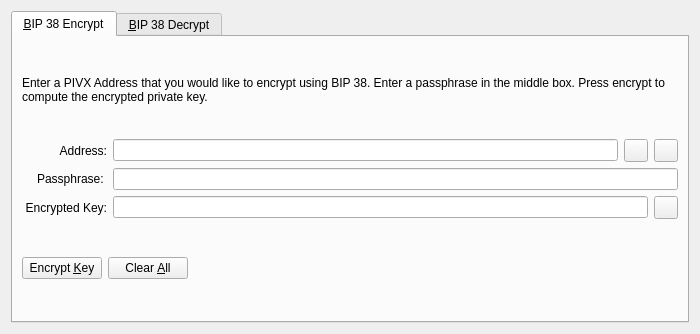
Old version of the form src/qt/forms/bip38tooldialog.ui in the repository Samsufi/galerians.
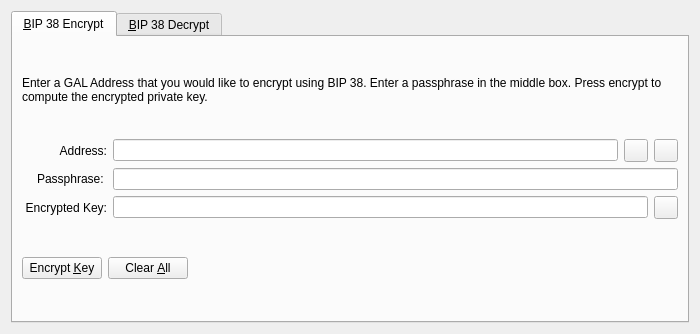
New version of the form. The open tabs and pages were chosen to show the change. Icons and pictures are not drawn. Custom widgets are drawn as their Qt base class.

Patch:
```diff
--- a/src/qt/forms/bip38tooldialog.ui
+++ b/src/qt/forms/bip38tooldialog.ui
@@ -30,7 +30,7 @@
        <item>
         <widget class="QLabel" name="infoLabel_ENC">
          <property name="text">
-          <string>Enter a PIVX Address that you would like to encrypt using BIP 38. Enter a passphrase in the middle box. Press encrypt to compute the encrypted private key.</string>
+          <string>Enter a GAL Address that you would like to encrypt using BIP 38. Enter a passphrase in the middle box. Press encrypt to compute the encrypted private key.</string>
          </property>
          <property name="textFormat">
           <enum>Qt::PlainText</enum>
```
Left out of the diff: 22 changed lines with no effect on the pictures.
